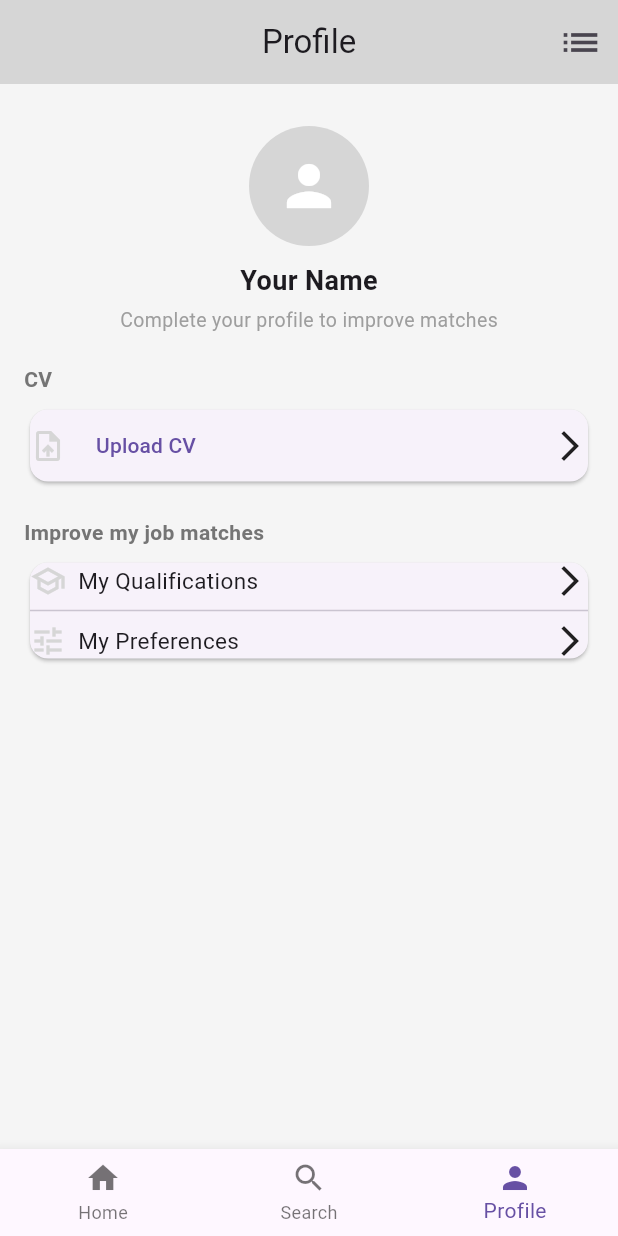
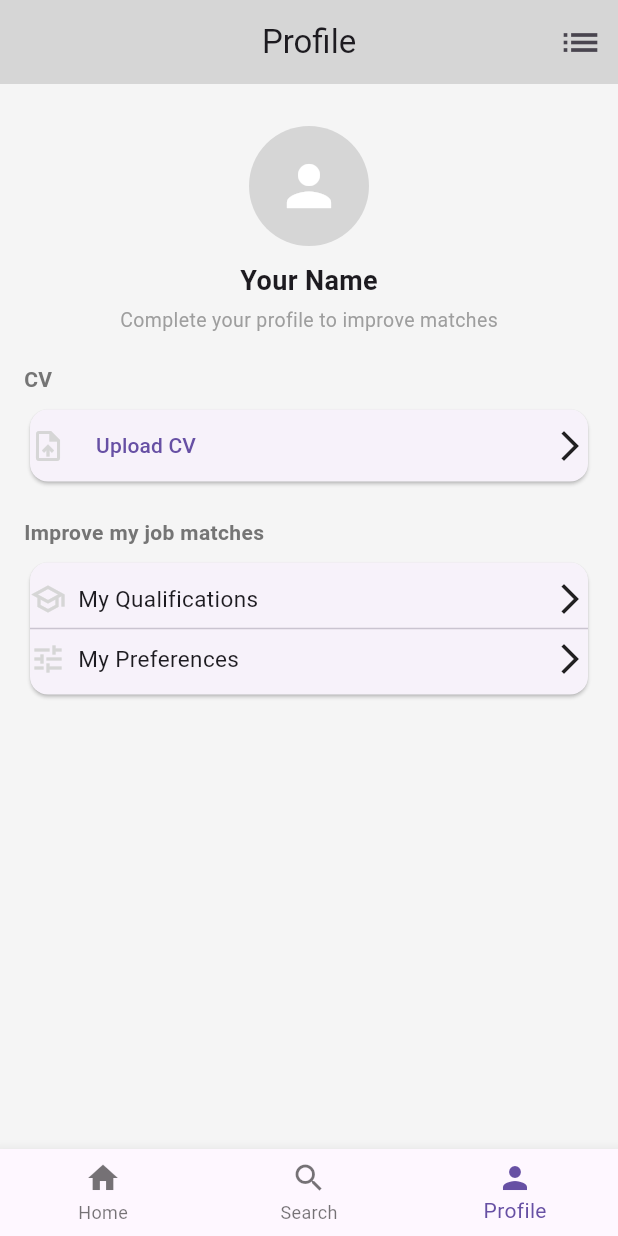
Before and after one commit to Amjadyabroudi128/ofCourse, a Flutter app: the screen it shows after launch, item 3 of the bottom bar chosen, on a phone screen of 412 x 824 dp. Run offline on Flutter 3.47's test engine with Material 3 defaults, Android fonts, the phone set to English and light mode, and no system bars.

Commit message:
profile improvements

```diff
--- a/lib/profilepage/profilepage.dart
+++ b/lib/profilepage/profilepage.dart
@@ -74,6 +74,8 @@ class ProfilePage extends StatelessWidget {
               Text("Improve my job matches", style: TextStyle(fontWeight: FontWeight.w600, color: Colors.grey[600])),
               SizedBox(height: 6),
               MyCard(
+                child: Padding(
+                  padding: const EdgeInsets.symmetric(vertical: 12),
                   child: Column(
                     children: [
                       GestureDetector(
@@ -104,6 +106,7 @@ class ProfilePage extends StatelessWidget {
                     ],
                   ),
                 ),
+              ),
             ],
           ),
         ),
```
Lines whose indentation alone changed are shown as unchanged.
